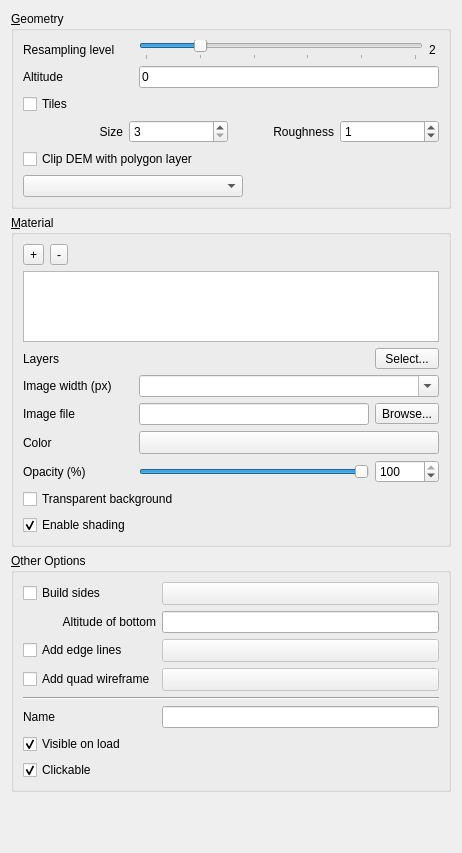
minorua/Qgis2threejs, file ui/demproperties.ui: the form before one commit.
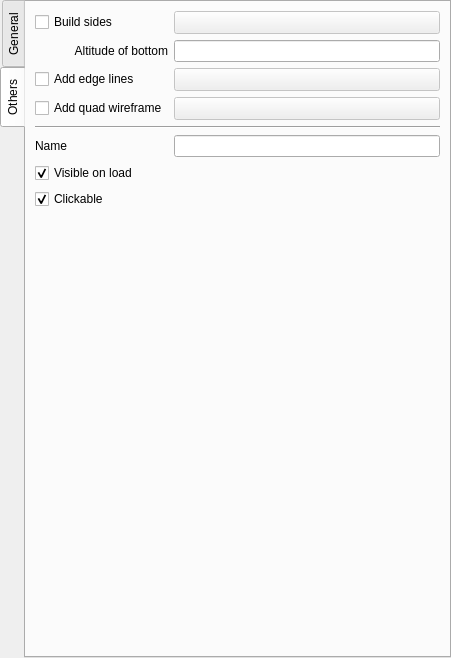
The form after the commit. The open tabs and pages were chosen to show the change. Custom widgets are drawn as their Qt base class.

Commit message: ui: scene, DEM and vector property pages have tabs at the left

What changed in the file:
```diff
--- a/ui/demproperties.ui
+++ b/ui/demproperties.ui
@@ -6,14 +6,39 @@
    <rect>
     <x>0</x>
     <y>0</y>
-    <width>462</width>
-    <height>853</height>
+    <width>451</width>
+    <height>658</height>
    </rect>
   </property>
   <property name="windowTitle">
    <string>Form</string>
   </property>
   <layout class="QVBoxLayout" name="verticalLayout">
+   <property name="leftMargin">
+    <number>0</number>
+   </property>
+   <property name="topMargin">
+    <number>0</number>
+   </property>
+   <property name="rightMargin">
+    <number>0</number>
+   </property>
+   <property name="bottomMargin">
+    <number>0</number>
+   </property>
+   <item>
+    <widget class="QTabWidget" name="tabWidget">
+     <property name="tabPosition">
+      <enum>QTabWidget::West</enum>
+     </property>
+     <property name="currentIndex">
+      <number>0</number>
+     </property>
+     <widget class="QWidget" name="tab">
+      <attribute name="title">
+       <string>General</string>
+      </attribute>
+      <layout class="QVBoxLayout" name="verticalLayout_2">
    <item>
     <widget class="QGroupBox" name="groupBox_Geometry">
      <property name="title">
@@ -106,7 +131,44 @@
        </layout>
       </item>
       <item>
-       <layout class="QVBoxLayout" name="verticalLayout_Tiles">
+           <layout class="QVBoxLayout" name="verticalLayout_Tiles"/>
+          </item>
+          <item>
+           <layout class="QVBoxLayout" name="verticalLayout_Clip">
+            <item>
+             <widget class="QCheckBox" name="checkBox_Clip">
+              <property name="text">
+               <string>Clip DEM with polygon layer</string>
+              </property>
+             </widget>
+            </item>
+            <item>
+             <widget class="QComboBox" name="comboBox_ClipLayer">
+              <property name="sizePolicy">
+               <sizepolicy hsizetype="Expanding" vsizetype="Fixed">
+                <horstretch>0</horstretch>
+                <verstretch>0</verstretch>
+               </sizepolicy>
+              </property>
+              <property name="maximumSize">
+               <size>
+                <width>220</width>
+                <height>16777215</height>
+               </size>
+              </property>
+             </widget>
+            </item>
+           </layout>
+          </item>
+         </layout>
+        </widget>
+       </item>
+       <item>
+        <widget class="QGroupBox" name="groupBox_Tiles">
+         <property name="title">
+          <string>Tiles</string>
+         </property>
+         <layout class="QVBoxLayout" name="verticalLayout_3">
         <item>
          <widget class="QCheckBox" name="checkBox_Tiles">
           <property name="text">
@@ -177,35 +239,6 @@
          </layout>
         </item>
        </layout>
-      </item>
-      <item>
-       <layout class="QVBoxLayout" name="verticalLayout_Clip">
-        <item>
-         <widget class="QCheckBox" name="checkBox_Clip">
-          <property name="text">
-           <string>Clip DEM with polygon layer</string>
-          </property>
-         </widget>
-        </item>
-        <item>
-         <widget class="QComboBox" name="comboBox_ClipLayer">
-          <property name="sizePolicy">
-           <sizepolicy hsizetype="Expanding" vsizetype="Fixed">
-            <horstretch>0</horstretch>
-            <verstretch>0</verstretch>
-           </sizepolicy>
-          </property>
-          <property name="maximumSize">
-           <size>
-            <width>220</width>
-            <height>16777215</height>
-           </size>
-          </property>
-         </widget>
-        </item>
-       </layout>
-      </item>
-     </layout>
     </widget>
    </item>
    <item>
@@ -252,20 +285,7 @@
        </layout>
       </item>
       <item>
-       <widget class="QListWidget" name="listWidget_Materials">
-        <property name="sizePolicy">
-         <sizepolicy hsizetype="Expanding" vsizetype="Preferred">
-          <horstretch>0</horstretch>
-          <verstretch>0</verstretch>
-         </sizepolicy>
-        </property>
-        <property name="maximumSize">
-         <size>
-          <width>16777215</width>
-          <height>80</height>
-         </size>
-        </property>
-       </widget>
+           <widget class="QListWidget" name="listWidget_Materials"/>
       </item>
       <item>
        <layout class="QGridLayout" name="gridLayout_Mtl">
@@ -424,22 +444,26 @@
     </widget>
    </item>
    <item>
-    <widget class="QGroupBox" name="groupBox_Others">
-     <property name="title">
-      <string>&amp;Other Options</string>
-     </property>
-     <layout class="QGridLayout" name="gridLayout_2">
-      <item row="8" column="0" colspan="2">
-       <widget class="QCheckBox" name="checkBox_Visible">
-        <property name="text">
-         <string>Visible on load</string>
-        </property>
-        <property name="checked">
-         <bool>true</bool>
-        </property>
-       </widget>
-      </item>
-      <item row="4" column="1">
+        <spacer name="verticalSpacer">
+         <property name="orientation">
+          <enum>Qt::Vertical</enum>
+         </property>
+         <property name="sizeHint" stdset="0">
+          <size>
+           <width>20</width>
+           <height>40</height>
+          </size>
+         </property>
+        </spacer>
+       </item>
+      </layout>
+     </widget>
+     <widget class="QWidget" name="tabOthers">
+      <attribute name="title">
+       <string>Others</string>
+      </attribute>
+      <layout class="QGridLayout" name="gridLayout">
+       <item row="2" column="1">
        <widget class="QgsColorButton" name="colorButton_Edge">
         <property name="enabled">
          <bool>false</bool>
@@ -452,14 +476,17 @@
         </property>
        </widget>
       </item>
-      <item row="2" column="0">
+       <item row="0" column="0">
        <widget class="QCheckBox" name="checkBox_Sides">
         <property name="text">
          <string>Build sides</string>
         </property>
        </widget>
       </item>
-      <item row="2" column="1">
+       <item row="1" column="1">
+        <widget class="QLineEdit" name="lineEdit_Bottom"/>
+       </item>
+       <item row="0" column="1">
        <widget class="QgsColorButton" name="colorButton_Side">
         <property name="enabled">
          <bool>false</bool>
@@ -472,60 +499,31 @@
         </property>
        </widget>
       </item>
-      <item row="5" column="1">
-       <widget class="QgsColorButton" name="colorButton_Wireframe">
-        <property name="enabled">
-         <bool>false</bool>
-        </property>
-        <property name="sizePolicy">
-         <sizepolicy hsizetype="Preferred" vsizetype="Fixed">
-          <horstretch>0</horstretch>
-          <verstretch>0</verstretch>
-         </sizepolicy>
-        </property>
-       </widget>
-      </item>
-      <item row="5" column="0">
+       <item row="3" column="0">
        <widget class="QCheckBox" name="checkBox_Wireframe">
         <property name="text">
          <string>Add quad wireframe</string>
         </property>
        </widget>
       </item>
-      <item row="9" column="0">
-       <widget class="QCheckBox" name="checkBox_Clickable">
-        <property name="text">
-         <string>Clickable</string>
-        </property>
-        <property name="checked">
-         <bool>true</bool>
-        </property>
-       </widget>
-      </item>
-      <item row="3" column="0">
-       <widget class="QLabel" name="label_Bottom">
-        <property name="text">
-         <string>Altitude of bottom</string>
-        </property>
-        <property name="alignment">
-         <set>Qt::AlignRight|Qt::AlignTrailing|Qt::AlignVCenter</set>
-        </property>
-       </widget>
-      </item>
-      <item row="4" column="0">
+       <item row="2" column="0">
        <widget class="QCheckBox" name="checkBox_Frame">
         <property name="text">
          <string>Add edge lines</string>
         </property>
        </widget>
       </item>
-      <item row="3" column="1">
-       <widget class="QLineEdit" name="lineEdit_Bottom"/>
-      </item>
-      <item row="7" column="1">
-       <widget class="QLineEdit" name="lineEdit_Name"/>
-      </item>
-      <item row="7" column="0">
+       <item row="1" column="0">
+        <widget class="QLabel" name="label_Bottom">
+         <property name="text">
+          <string>Altitude of bottom</string>
+         </property>
+         <property name="alignment">
+          <set>Qt::AlignRight|Qt::AlignTrailing|Qt::AlignVCenter</set>
+         </property>
+        </widget>
+       </item>
+       <item row="5" column="0">
        <widget class="QLabel" name="label">
         <property name="minimumSize">
          <size>
@@ -538,17 +536,43 @@
         </property>
        </widget>
       </item>
+       <item row="5" column="1">
+        <widget class="QLineEdit" name="lineEdit_Name"/>
+       </item>
+       <item row="3" column="1">
+        <widget class="QgsColorButton" name="colorButton_Wireframe">
+         <property name="enabled">
+          <bool>false</bool>
+         </property>
+         <property name="sizePolicy">
+          <sizepolicy hsizetype="Preferred" vsizetype="Fixed">
+           <horstretch>0</horstretch>
+           <verstretch>0</verstretch>
+          </sizepolicy>
+         </property>
+        </widget>
+       </item>
       <item row="6" column="0" colspan="2">
-       <widget class="Line" name="line">
-        <property name="orientation">
-         <enum>Qt::Horizontal</enum>
-        </property>
-       </widget>
-      </item>
-     </layout>
-    </widget>
-   </item>
-   <item>
+        <widget class="QCheckBox" name="checkBox_Visible">
+         <property name="text">
+          <string>Visible on load</string>
+         </property>
+         <property name="checked">
+          <bool>true</bool>
+         </property>
+        </widget>
+       </item>
+       <item row="7" column="0" colspan="2">
+        <widget class="QCheckBox" name="checkBox_Clickable">
+         <property name="text">
+          <string>Clickable</string>
+         </property>
+         <property name="checked">
+          <bool>true</bool>
+         </property>
+        </widget>
+       </item>
+       <item row="8" column="0" colspan="2">
     <spacer name="verticalSpacer_3">
      <property name="orientation">
       <enum>Qt::Vertical</enum>
@@ -560,6 +584,17 @@
       </size>
      </property>
     </spacer>
+       </item>
+       <item row="4" column="0" colspan="2">
+        <widget class="Line" name="line">
+         <property name="orientation">
+          <enum>Qt::Horizontal</enum>
+         </property>
+        </widget>
+       </item>
+      </layout>
+     </widget>
+    </widget>
    </item>
   </layout>
  </widget>
```
Lines whose indentation alone changed are shown as unchanged. The commit also changes 7 other files.
